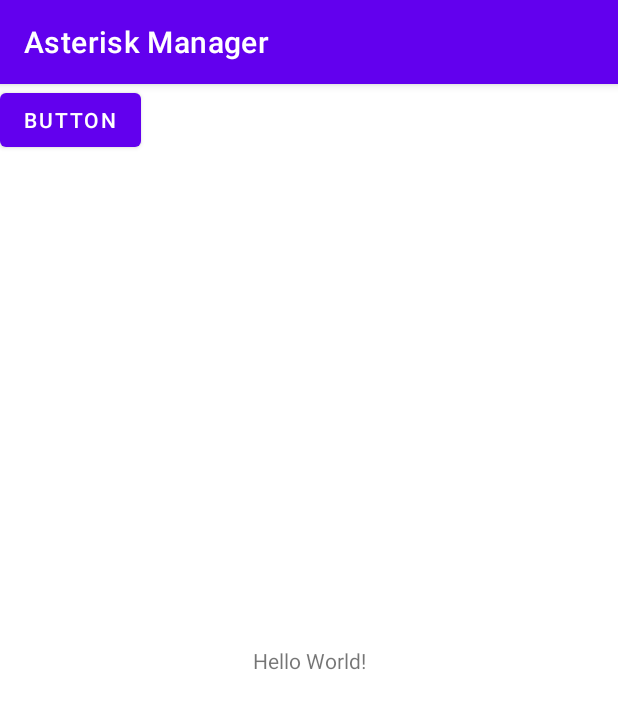
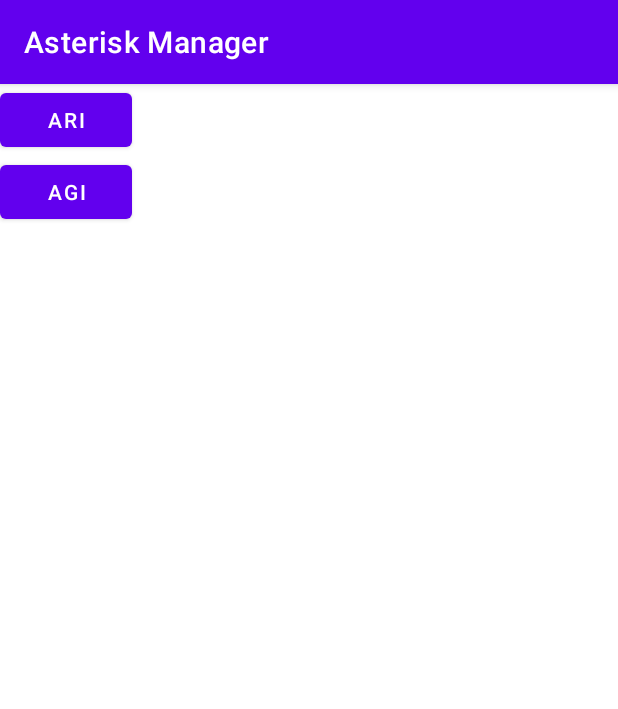
Before and after one commit to id-05/AsteriskManager, an Android app: the screen it shows after launch (MainActivity), on a phone screen of 412 x 824 dp. Shown: the top 709 px of the screen. Run offline under Robolectric (Android 15) with nearby library versions, the phone set to English and light mode, and no system bars; libraries missing offline, so code that uses them is left out: ch.loway.oss.

```diff
--- a/app/src/main/res/layout/activity_main.xml
+++ b/app/src/main/res/layout/activity_main.xml
@@ -6,21 +6,23 @@
     android:layout_height="match_parent"
     tools:context=".MainActivity">
 
-    <TextView
-        android:layout_width="wrap_content"
-        android:layout_height="wrap_content"
-        android:text="Hello World!"
-        app:layout_constraintBottom_toBottomOf="parent"
-        app:layout_constraintLeft_toLeftOf="parent"
-        app:layout_constraintRight_toRightOf="parent"
-        app:layout_constraintTop_toTopOf="parent" />
+    <LinearLayout
+        android:layout_width="match_parent"
+        android:layout_height="match_parent"
+        android:orientation="vertical">
 
-    <Button
-        android:id="@+id/but1"
-        android:layout_width="wrap_content"
-        android:layout_height="wrap_content"
-        android:text="Button"
-        tools:layout_editor_absoluteX="203dp"
-        tools:layout_editor_absoluteY="218dp" />
+        <Button
+            android:id="@+id/but1"
+            android:layout_width="wrap_content"
+            android:layout_height="wrap_content"
+            android:text="ari" />
+
+        <Button
+            android:id="@+id/agibut"
+            android:layout_width="wrap_content"
+            android:layout_height="wrap_content"
+            android:text="agi" />
+
+    </LinearLayout>
 
 </androidx.constraintlayout.widget.ConstraintLayout>
```
Also changed, not shown: app/build.gradle (+8 -6 lines), app/src/main/java/com/asteriskmanager/AbstractAsyncWorker.java (added, +64 -0 lines), app/src/main/java/com/asteriskmanager/ConnectionCallback.java (added, +11 -0 lines), app/src/main/java/com/asteriskmanager/MainActivity.java (+67 -5 lines), 1 other file.
